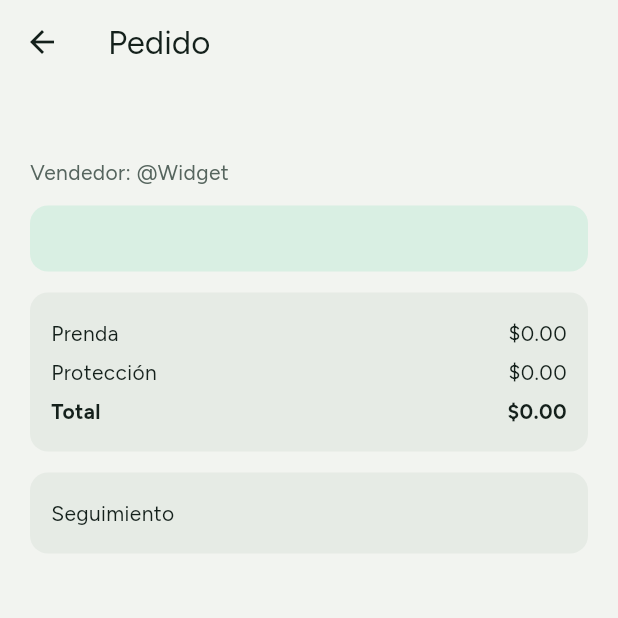
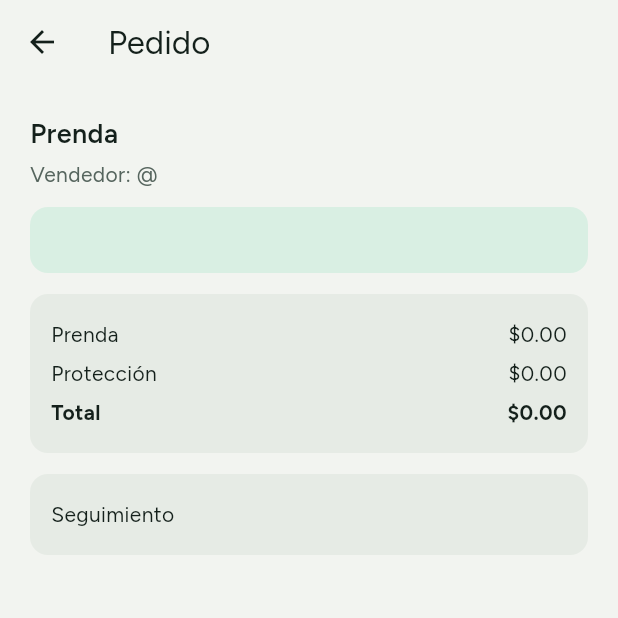
Before and after one commit to javiermoises159-dot/la-percha, a Flutter app: the OrderPage screen opened directly with empty values, on a phone screen of 412 x 824 dp, the top half of it. Run offline on Flutter 3.47's test engine with Material 3 defaults, Android fonts, the phone set to English and light mode, and no system bars; our stand-ins replace google_fonts, image_picker, supabase_flutter; accounts and stored records are empty.

```diff
--- a/app/lib/orders_page.dart
+++ b/app/lib/orders_page.dart
@@ -19,6 +19,12 @@ const _statusLabel = {
   'disputa': 'En revisión por un problema',
   'cancelado': 'Cancelado',
 };
+
+/// Lee un campo de un objeto anidado de forma segura.
+String field(Object? m, String key, String fallback) {
+  if (m is Map && m[key] != null) return '${m[key]}';
+  return fallback;
+}
 
 String _money(num v) => '\$${v.toStringAsFixed(2)}';
 
@@ -232,10 +238,8 @@ class _OrderPageState extends State<OrderPage> {
     final status = o['status'] as String;
     final price = (o['price'] as num).toDouble();
     final fee = (o['fee'] as num).toDouble();
-    final title = (o['listings'] as Map?)?['title'] ?? 'Prenda';
-    final other = isBuyer
-        ? (o['seller'] as Map?)?['username']
-        : (o['buyer'] as Map?)?['username'];
+    final title = field(o['listings'], 'title', 'Prenda');
+    final other = field(isBuyer ? o['seller'] : o['buyer'], 'username', '');
     final delivery = (o['delivery'] as Map?) ?? const {};
     final ink = Theme.of(context).colorScheme.onSurface;
 
@@ -366,9 +370,9 @@ class _OrderPageState extends State<OrderPage> {
         if (!isBuyer && delivery.isNotEmpty) ...[
           const SizedBox(height: 14),
           _Box(children: [
-            _Line('Enviar a', '${delivery['name'] ?? ''}'),
-            _Line('Teléfono', '${delivery['phone'] ?? ''}'),
-            _Line('Dirección', '${delivery['address'] ?? ''}'),
+            _Line('Enviar a', field(delivery, 'name', '')),
+            _Line('Teléfono', field(delivery, 'phone', '')),
+            _Line('Dirección', field(delivery, 'address', '')),
           ]),
         ],
         if (o['tracking'] != null) ...[
@@ -450,7 +454,7 @@ class _OrdersPageState extends State<OrdersPage> {
       child: ListView(children: [
         for (final r in rows)
           ListTile(
-            title: Text('${(r['listings'] as Map?)?['title'] ?? 'Prenda'}'),
+            title: Text(field(r['listings'], 'title', 'Prenda')),
             subtitle: Text(_statusLabel[r['status']] ?? '${r['status']}'),
             trailing: Text(_money(buying
                 ? (r['price'] as num) + (r['fee'] as num)
```
Also changed, not shown: app/lib/admin_page.dart (+14 -6 lines).
